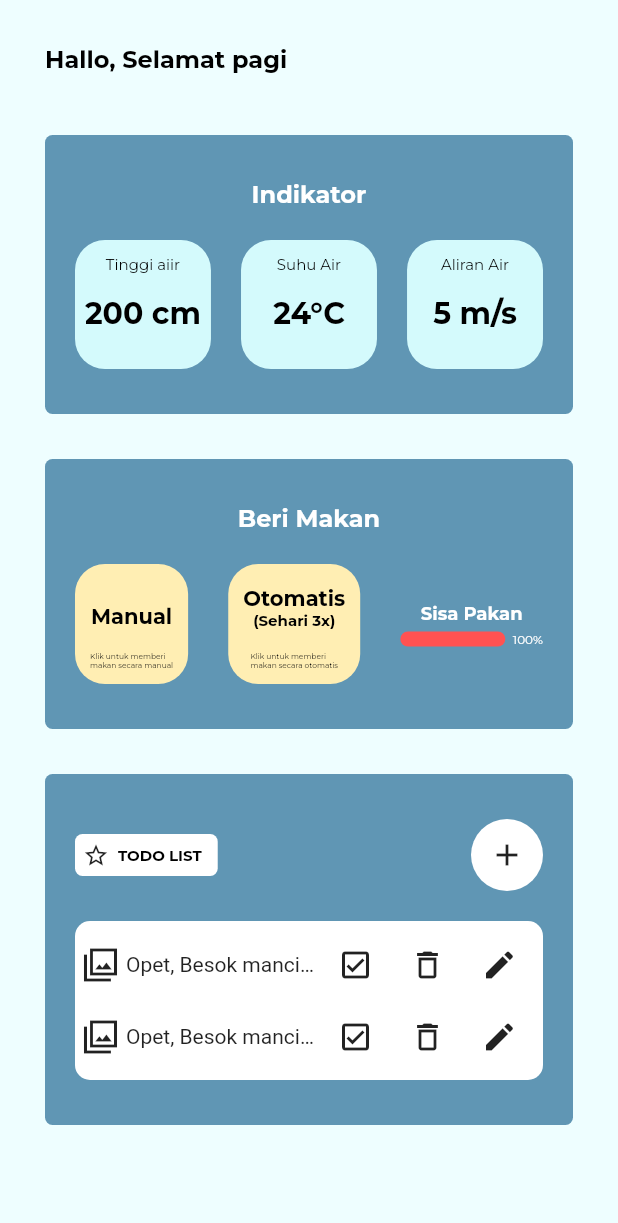
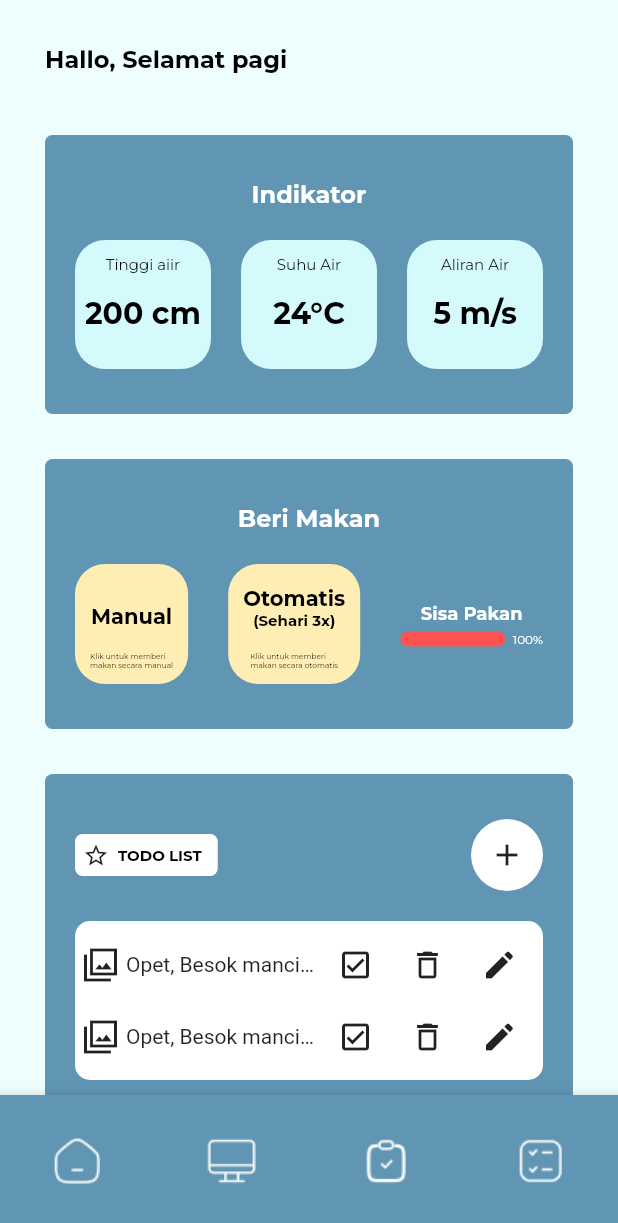
Before and after one commit to PuspitaKartika/sakana_yoi, a Flutter app: the screen it shows after launch, on a phone screen of 412 x 824 dp. Shown: the top 1223 px of the screen. Run offline on Flutter 3.47's test engine with Material 2 defaults, Android fonts, the light colour scheme and no system bars; our stand-ins replace google_fonts.

Commit message:
slicing ui navigator bottom

```diff
--- a/lib/main.dart
+++ b/lib/main.dart
@@ -1,5 +1,6 @@
 import 'package:flutter/material.dart';
 import 'package:sakana_yoi/ui/home_screen.dart';
+import 'package:sakana_yoi/ui/navigator_bottom.dart';
 import 'package:sakana_yoi/ui/splash_screen.dart';
 
 void main() {
@@ -16,7 +17,7 @@ class MyApp extends StatelessWidget {
       initialRoute: '/',
       routes: {
         '/': (context) => SplashScreen(),
-        '/home': (context) => HomeScreen(),
+        '/home': (context) => NavigatorButton(),
       },
     );
   }
--- a/lib/ui/home_screen.dart
+++ b/lib/ui/home_screen.dart
@@ -337,7 +337,7 @@ class _HomeScreenState extends State<HomeScreen> {
   Widget build(BuildContext context) {
     return Scaffold(
       body: Container(
-        padding: EdgeInsets.all(30),
+        padding: EdgeInsets.only(top: 30, right: 30, left: 30),
         color: backgroundColor,
         child: ListView(
           children: [
--- /dev/null
+++ b/lib/ui/navigator_bottom.dart
@@ -0,0 +1,74 @@
+import 'package:flutter/material.dart';
+import 'package:sakana_yoi/theme.dart';
+import 'package:sakana_yoi/ui/beri_makan.dart';
+import 'package:sakana_yoi/ui/home_screen.dart';
+import 'package:sakana_yoi/ui/indikator_screen.dart';
+import 'package:sakana_yoi/ui/todo_list.dart';
+
+class NavigatorButton extends StatefulWidget {
+  const NavigatorButton({Key? key}) : super(key: key);
+
+  @override
+  State<NavigatorButton> createState() => _NavigatorButtonState();
+}
+
+class _NavigatorButtonState extends State<NavigatorButton> {
+  int currentIndex = 0;
+  List pages = [
+    HomeScreen(),
+    IndikatorScreen(),
+    BeriMakanScreen(),
+    TodoListScreen()
+  ];
+
+  @override
+  Widget build(BuildContext context) {
+    return Scaffold(
+      backgroundColor: blueColor,
+      bottomNavigationBar: BottomAppBar(
+        child: BottomNavigationBar(
+          backgroundColor: blueColor,
+          currentIndex: currentIndex,
+          onTap: (value) {
+            print(value);
+            setState(() {
+              currentIndex = value;
+            });
+          },
+          type: BottomNavigationBarType.fixed,
+          items: [
+            BottomNavigationBarItem(
+              icon: Container(
+                margin: EdgeInsets.only(top: 20, bottom: 10),
+                child: Image.asset('assets/home.png'),
+              ),
+              label: '',
+            ),
+            BottomNavigationBarItem(
+              icon: Container(
+                margin: EdgeInsets.only(top: 20, bottom: 10),
+                child: Image.asset('assets/pc.png'),
+              ),
+              label: '',
+            ),
+            BottomNavigationBarItem(
+              icon: Container(
+                margin: EdgeInsets.only(top: 20, bottom: 10),
+                child: Image.asset('assets/noted.png'),
+              ),
+              label: '',
+            ),
+            BottomNavigationBarItem(
+              icon: Container(
+                margin: EdgeInsets.only(top: 20, bottom: 10),
+                child: Image.asset('assets/ceklis.png'),
+              ),
+              label: '',
+            ),
+          ],
+        ),
+      ),
+      body: pages[currentIndex],
+    );
+  }
+}
```
Also changed, not shown: lib/ui/beri_makan.dart (added, +15 -0 lines), lib/ui/indikator_screen.dart (added, +15 -0 lines), lib/ui/todo_list.dart (added, +15 -0 lines), assets/ceklis.png (added), assets/home.png (added), assets/noted.png (added), assets/pc.png (added).
